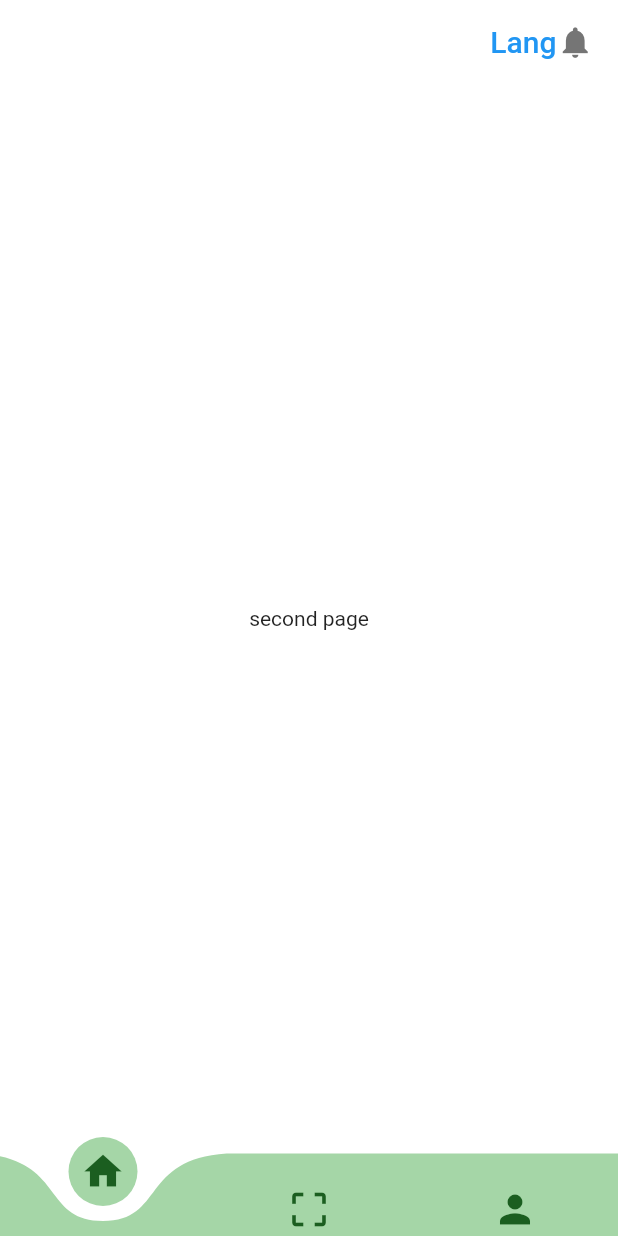
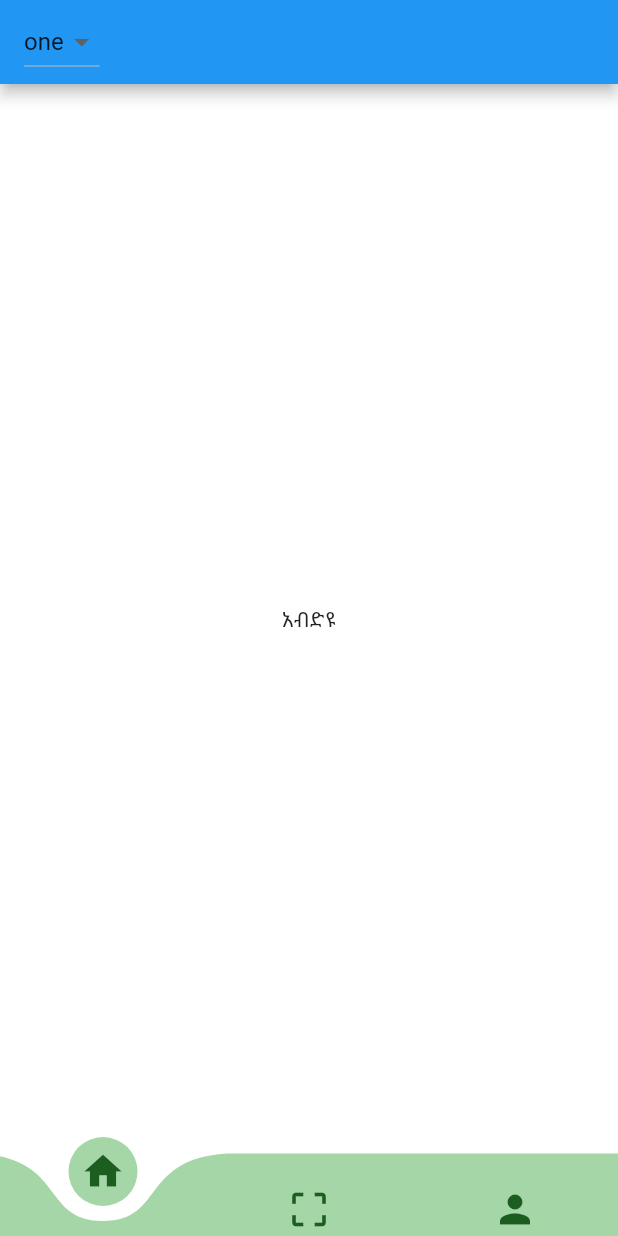
Before and after one commit to Abdiyu-urgesa/FarmAssist-mobile-APP, a Flutter app: the screen it shows after launch, on a phone screen of 412 x 824 dp. Run offline on Flutter 3.47's test engine with Material 2 defaults, Android fonts, the phone set to English and light mode, and no system bars; drawn by our look-alikes of curved_navigation_bar; generated files the repository leaves out were written again.

Commit message:
abdiyus side of the code  after i10n

```diff
--- /dev/null
+++ b/farmassist_app/l10n.yaml
@@ -0,0 +1,3 @@
+arb-dir: lib/l10n
+template-arb-file: app_en.arb
+output-localization-file: app_localizations.dart
--- /dev/null
+++ b/farmassist_app/lib/componenets/langDropdown.dart
@@ -0,0 +1,28 @@
+import 'package:flutter/material.dart';
+
+class LanguageDropdown extends StatefulWidget {
+  const LanguageDropdown({super.key});
+
+  @override
+  State<LanguageDropdown> createState() => _LanguageDropdownState();
+}
+
+class _LanguageDropdownState extends State<LanguageDropdown> {
+  String dropdownvallue = "one";
+  @override
+  Widget build(BuildContext context) {
+    return Container(
+      child: DropdownButton<String>(
+          value: dropdownvallue,
+          onChanged: (String? newValue) {
+            setState(() {
+              dropdownvallue = newValue!;
+            });
+          },
+          items: const [
+            DropdownMenuItem(value: "one", child: Text("one")),
+            DropdownMenuItem(value: "two", child: Text("two"))
+          ]),
+    );
+  }
+}
--- /dev/null
+++ b/farmassist_app/lib/l10n/I10n.dart
@@ -0,0 +1,5 @@
+import 'package:flutter/material.dart';
+
+class L10n {
+  static final all = [const Locale('en'), const Locale('am')];
+}
--- /dev/null
+++ b/farmassist_app/lib/l10n/app_am.arb
@@ -0,0 +1,5 @@
+{
+    "language": "እንግሊዝ",
+    "helloworld": "ሃሎ",
+    "abdiyu": "አብድዩ"
+}
--- a/farmassist_app/lib/main.dart
+++ b/farmassist_app/lib/main.dart
@@ -1,8 +1,13 @@
+import 'package:farmassist_app/componenets/langDropdown.dart';
+import 'package:farmassist_app/l10n/I10n.dart';
 import 'package:farmassist_app/route_generator.dart';
 import 'package:farmassist_app/screens/feed.dart';
 import 'package:farmassist_app/screens/home.dart';
 import 'package:flutter/material.dart';
 import 'package:curved_navigation_bar/curved_navigation_bar.dart';
+import 'package:flutter_localizations/flutter_localizations.dart';
+import 'package:flutter_gen/gen_l10n/app_localizations.dart';
+// import "package:provider/provider.dart";
 
 void main() {
   runApp(const MyApp());
@@ -19,6 +24,14 @@ class MyApp extends StatelessWidget {
       theme: ThemeData(
         primarySwatch: Colors.blue,
       ),
+      supportedLocales: L10n.all,
+      locale: const Locale("am"),
+      localizationsDelegates: const [
+        AppLocalizations.delegate, // Add this line
+        GlobalMaterialLocalizations.delegate,
+        GlobalWidgetsLocalizations.delegate,
+        GlobalCupertinoLocalizations.delegate,
+      ],
       initialRoute: "/",
       onGenerateRoute: RouteGenerator.generateRoute,
     );
@@ -39,21 +52,7 @@ class _MyHomePageState extends State<MyHomePage> {
   Widget build(BuildContext context) {
     return Scaffold(
         appBar: AppBar(
-          elevation: 0.0,
-          centerTitle: true,
-          backgroundColor: Colors.white,
-          foregroundColor: Colors.blue,
-          title: Row(
-            mainAxisAlignment: MainAxisAlignment.end,
-            children: [
-              Text("Lang"),
-              Icon(
-                Icons.notifications,
-                size: 25,
-                color: Colors.grey.shade600,
-              )
-            ],
-          ),
+          title: const LanguageDropdown(),
         ),
         backgroundColor: Colors.white,
         bottomNavigationBar: CurvedNavigationBar(
--- a/farmassist_app/lib/screens/home.dart
+++ b/farmassist_app/lib/screens/home.dart
@@ -1,6 +1,7 @@
 import 'package:flutter/material.dart';
 import 'package:flutter/src/widgets/container.dart';
 import 'package:flutter/src/widgets/framework.dart';
+import 'package:flutter_gen/gen_l10n/app_localizations.dart';
 
 class ScanningPage extends StatefulWidget {
   const ScanningPage({super.key});
@@ -14,7 +15,7 @@ class ScanningPageState extends State<ScanningPage> {
   Widget build(BuildContext context) {
     return Center(
       child: Container(
-        child: Text("second page"),
+        child: Text(AppLocalizations.of(context)!.abdiyu),
       ),
     );
   }
```
Also changed, not shown: farmassist_app/lib/helpers/l10nprovider.dart (added, +14 -0 lines), farmassist_app/lib/l10n/app_en.arb (added, +16 -0 lines), farmassist_app/pubspec.yaml (+7 -38 lines), farmassist_app/pubspec.lock.
